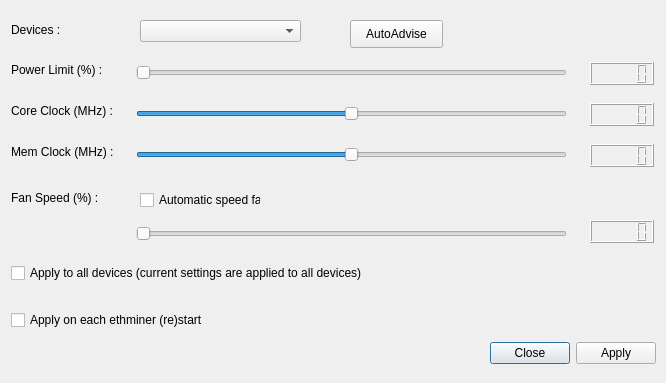
Above: Code/References/MinerLamp-master/MinerLamp-master/nvocdialog.ui from UndertakerW/MinersCoffee before the change. Below: the same form after it.
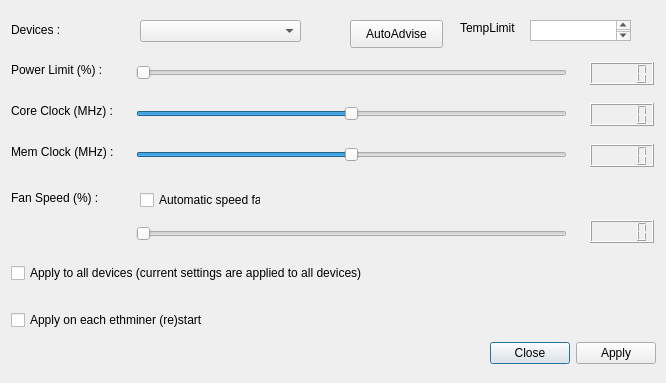
That is the form after the change.

The edit to the form file:
```diff
--- a/Code/References/MinerLamp-master/MinerLamp-master/nvocdialog.ui
+++ b/Code/References/MinerLamp-master/MinerLamp-master/nvocdialog.ui
@@ -317,6 +317,29 @@
     <string>AutoAdvise</string>
    </property>
   </widget>
+  <widget class="QLabel" name="label_6">
+   <property name="geometry">
+    <rect>
+     <x>460</x>
+     <y>20</y>
+     <width>68</width>
+     <height>15</height>
+    </rect>
+   </property>
+   <property name="text">
+    <string>TempLimit</string>
+   </property>
+  </widget>
+  <widget class="QTextEdit" name="textEdit">
+   <property name="geometry">
+    <rect>
+     <x>530</x>
+     <y>20</y>
+     <width>101</width>
+     <height>21</height>
+    </rect>
+   </property>
+  </widget>
  </widget>
  <resources/>
  <connections>
```
